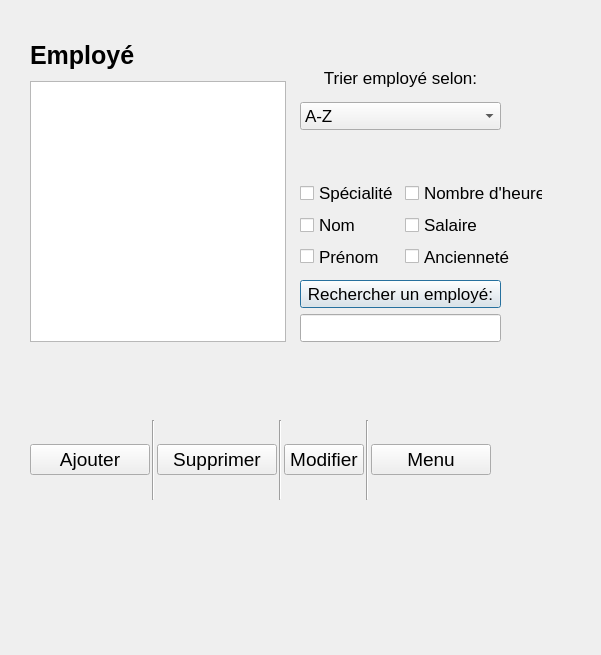
This is UI/Employer.ui in LePerron/Application-gestion-employes-projet-session-2023 as Qt 5 draws it before an edit. The edited form follows.
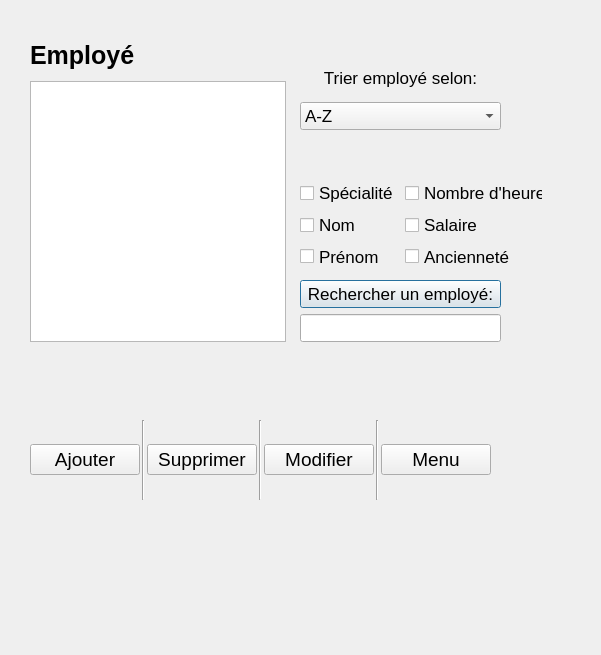
This is the edited form.

The edit to the form file:
```diff
--- a/UI/Employer.ui
+++ b/UI/Employer.ui
@@ -137,7 +137,7 @@
      <height>80</height>
     </rect>
    </property>
-   <layout class="QHBoxLayout" name="horizontalLayout" stretch="4,0,4,4,0,0,4">
+   <layout class="QHBoxLayout" name="horizontalLayout" stretch="4,4,4,4,4,4,4">
     <property name="spacing">
      <number>2</number>
     </property>
```
Left out of the diff: 18 changed lines with no effect on the pictures.
